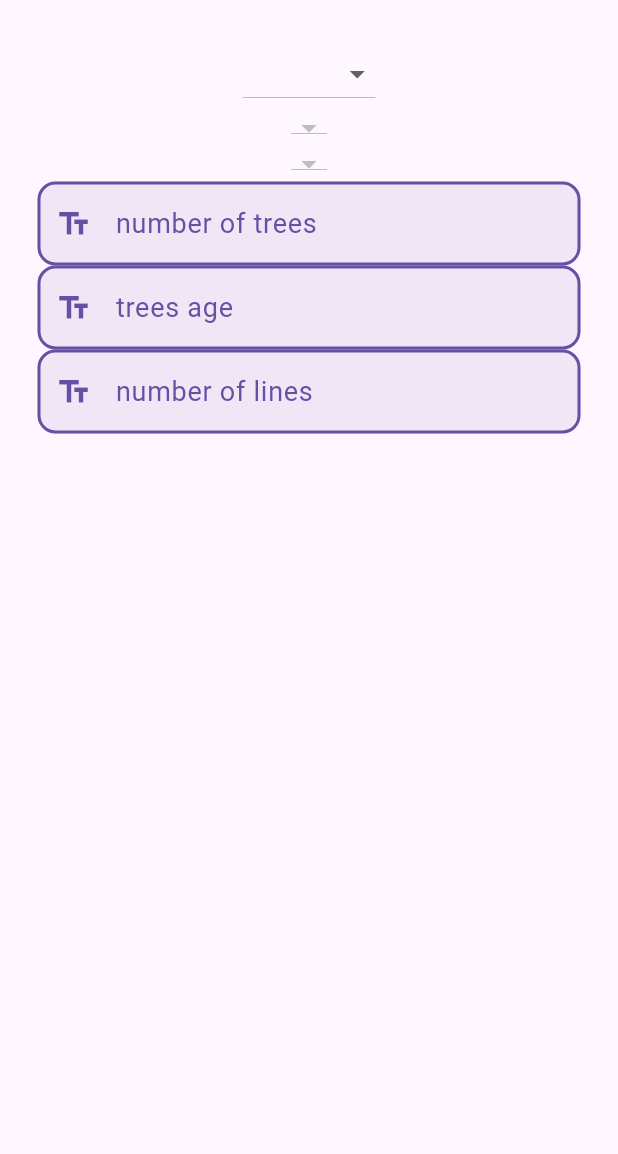
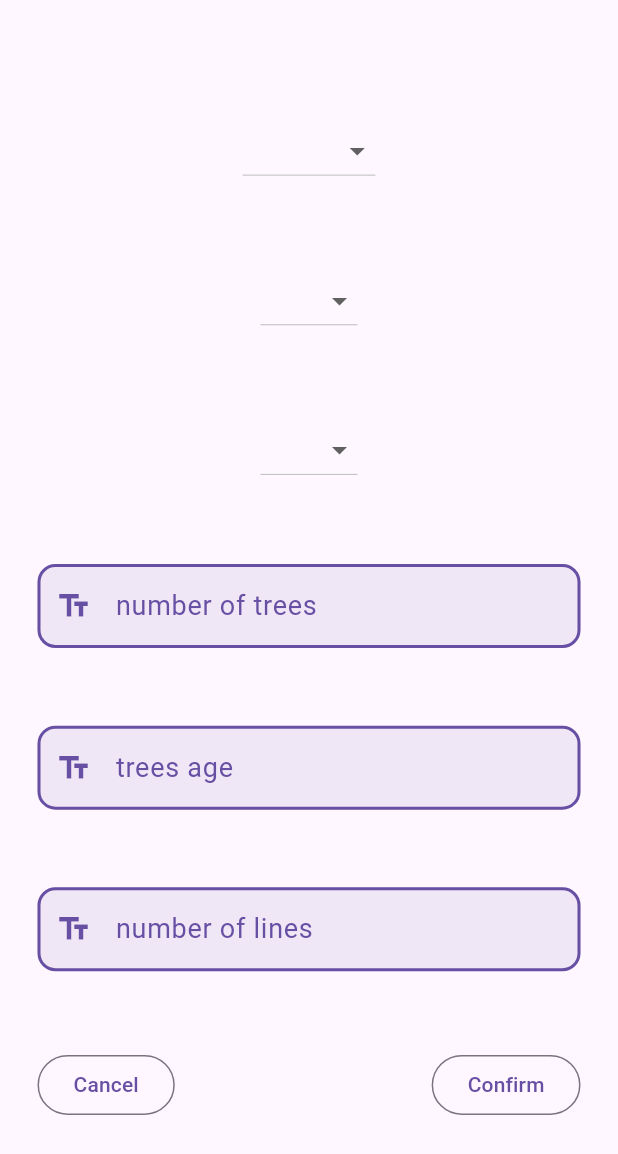
Before and after one commit to IDIRYACINE/badr_agri, a Flutter app: the GardenSectionCreateView screen opened by its route, on a phone screen of 412 x 824 dp. Shown: the top 1154 px of the screen. Run offline on Flutter 3.47's test engine with Material 3 defaults, Android fonts, the phone set to English and light mode, and no system bars; our stand-ins replace stacked, stacked_services, stacked_shared, supabase_flutter; missing offline and left inert: gotrue, supabase_auth_ui; accounts and stored records are empty.

Commit message:
update create garden section

```diff
--- a/lib/domain/tree_type.dart
+++ b/lib/domain/tree_type.dart
@@ -15,7 +15,7 @@ class TreeType {
   final String id;
   final String name;
 
-  static List<TreeType> types = [];
+  static List<TreeType> types = [TreeType(id: "id", name: "name")];
 
   TreeType({required this.id, required this.name});
 }
@@ -24,7 +24,7 @@ class TreeSubType {
   final String id;
   final String name;
 
-  static List<TreeSubType> types = [];
+  static List<TreeSubType> types = [TreeSubType(id: "id", name: "name")];
 
   TreeSubType({required this.id, required this.name});
 }
--- a/lib/features/garden_create/garden_create_viewmodel.dart
+++ b/lib/features/garden_create/garden_create_viewmodel.dart
@@ -49,7 +49,8 @@ class GardenCreateViewModel extends BaseViewModel {
         id: "id",
         coordinates: GpsCoordinates(latitude: 0, longitude: 0),
         surface: Surface(amount: surface ?? 20, type: type ?? SurfaceType.km),
-        equipements: equipements);
+        equipements: equipements,
+        sections: []);
 
     navigationService.back(result: garden);
   }
--- a/lib/features/garden_screen/garden_screen_view.dart
+++ b/lib/features/garden_screen/garden_screen_view.dart
@@ -23,7 +23,7 @@ class GardenScreenView extends StackedView<GardenScreenViewModel> {
               GardenCard(garden: viewModel.gardens[index]),
         ),
       ),
-      floatingActionButton: IconButton(
+      floatingActionButton: IconButton.filled(
           onPressed: viewModel.addGarden, icon: const Icon(Icons.add_circle)),
     );
   }
--- a/lib/features/garden_section_create/garden_section_create_view.dart
+++ b/lib/features/garden_section_create/garden_section_create_view.dart
@@ -21,6 +21,7 @@ class GardenSectionCreateView
       body: Container(
         padding: const EdgeInsets.all(25.0),
         child: Column(
+          mainAxisAlignment: MainAxisAlignment.spaceEvenly,
           children: [
             FormSelector(
                 data: PlantingMode.modes,
@@ -38,7 +39,18 @@ class GardenSectionCreateView
                 label: "number of trees", onUpdate: viewModel.setTreeCount),
             AppFormField(label: "trees age ", onUpdate: viewModel.setTreeAges),
             AppFormField(
-                label: "number of lines ", onUpdate: viewModel.setLinesCount)
+                label: "number of lines ", onUpdate: viewModel.setLinesCount),
+            Row(
+              mainAxisAlignment: MainAxisAlignment.spaceBetween,
+              children: [
+                OutlinedButton(
+                    onPressed: viewModel.cancel,
+                    child: const Text("Cancel")),
+                OutlinedButton(
+                    onPressed: viewModel.createSection,
+                    child: const Text("Confirm"))
+              ],
+            )
           ],
         ),
       ),
--- a/lib/features/garden_section_create/garden_section_create_viewmodel.dart
+++ b/lib/features/garden_section_create/garden_section_create_viewmodel.dart
@@ -59,4 +59,9 @@ class GardenSectionCreateViewModel extends BaseViewModel {
 
     navigationService.back(result: section);
   }
+
+  void cancel() {
+    final navigationService = locator<NavigationService>();
+    navigationService.back(result: null);
+  }
 }
--- a/lib/main.dart
+++ b/lib/main.dart
@@ -14,7 +14,6 @@ Future<void> main() async {
   setupBottomSheetUi();
   await Supabase.initialize(
       url: Enviroment.supabaseUrl, anonKey: Enviroment.supabaseAnnonKey);
-
   runApp(const MainApp());
 }
 
```
Also changed, not shown: lib/domain/garden.dart (+8 -1 lines), lib/features/garden_equipements/garden_equipements.dart (+9 -3 lines), lib/features/garden_equipements/garden_equipements_model.dart (+4 -3 lines), lib/features/garden_sections/garden_sections_view.dart (+10 -2 lines), lib/features/garden_sections/garden_sections_viewmodel.dart (+20 -1 lines).
